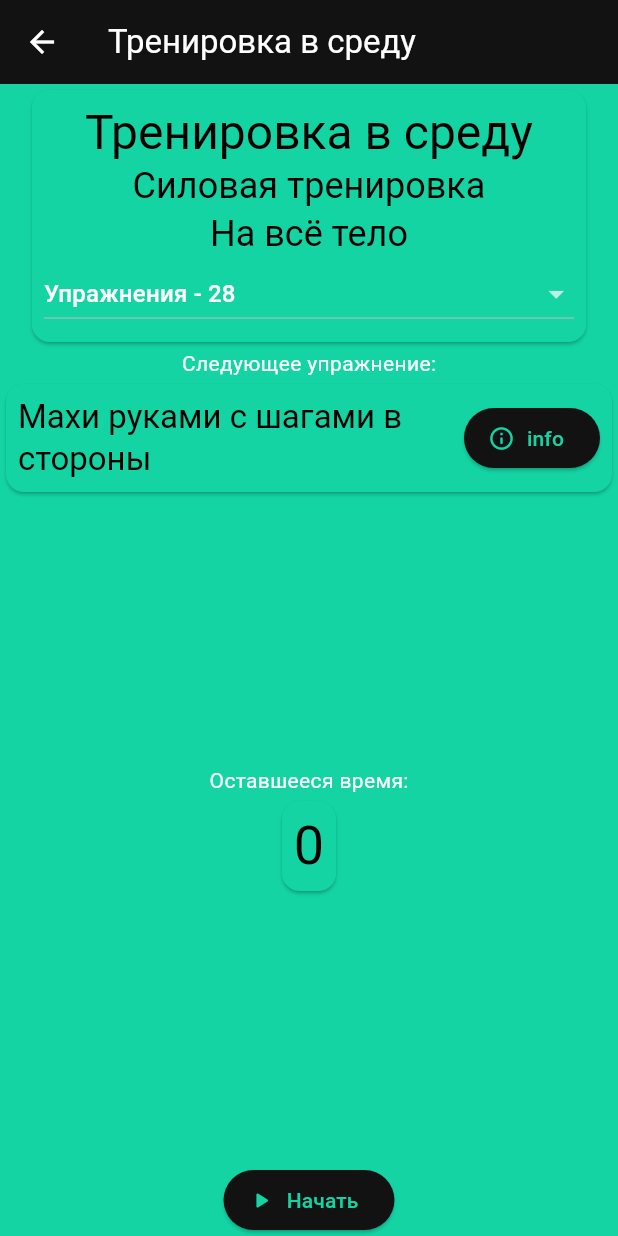
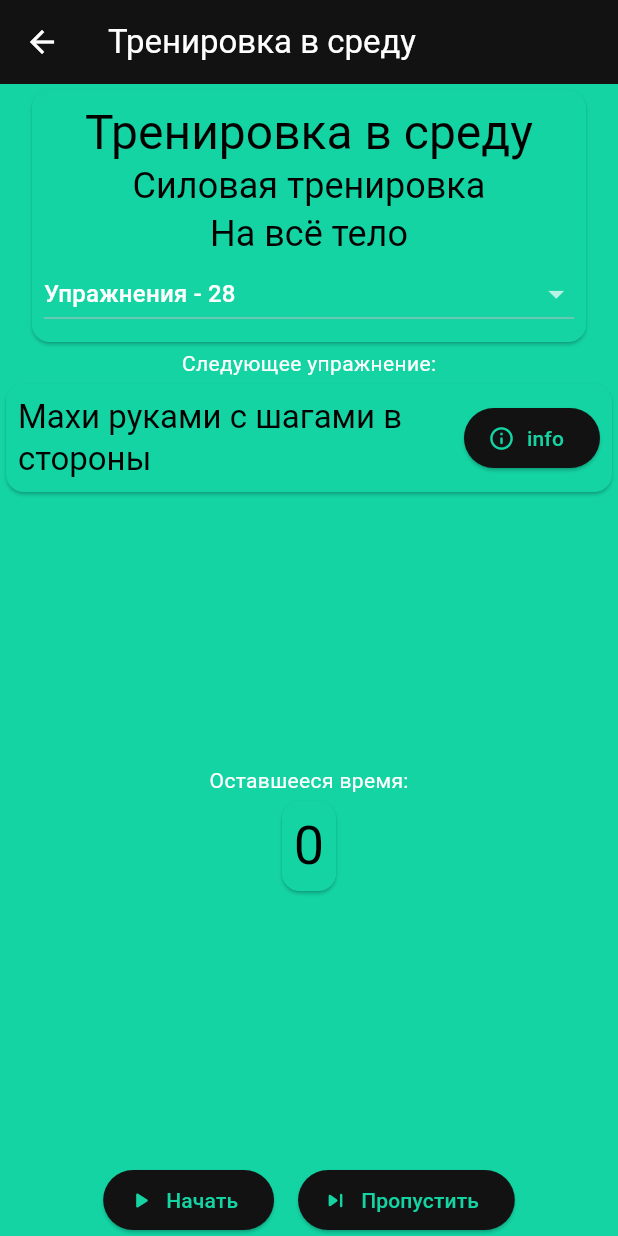
Before and after one commit to Karenfen/MyHomeGym, a Flutter app: the screen it shows after launch, after a tap on "Начать", on a phone screen of 412 x 824 dp. Run offline on Flutter 3.47's test engine with Material 2 defaults, Android fonts, the light colour scheme and no system bars; our stand-ins replace audioplayers, youtube_player_flutter.

Commit message:
добавил кнопку пропуска упражнения

```diff
--- a/lib/pages/workout_start_page.dart
+++ b/lib/pages/workout_start_page.dart
@@ -196,6 +196,7 @@ class _WorkoutStartPageState extends State<WorkoutStartPage> {
                           labelButtonStart =
                               isPause ? Text('Продолжить') : Text('Пауза');
                           if (isPause) {
+                            workout.pause();
                           } else {
                             workout.resume();
                           }
@@ -206,6 +207,19 @@ class _WorkoutStartPageState extends State<WorkoutStartPage> {
                     },
                     icon: iconButtonStart,
                     label: labelButtonStart,
+                  ),
+                  SizedBox(width: 16),
+                  ElevatedButton.icon(
+                    onPressed: () {
+                      if (isRun) {
+                        if (isPause) isPause = false;
+                        workout.skip();
+                      }
+                    },
+                    icon: Icon(Icons.skip_next_rounded),
+                    label: Text('Пропустить'),
+                  )
+                ],
               ),
             ],
           ),
```
